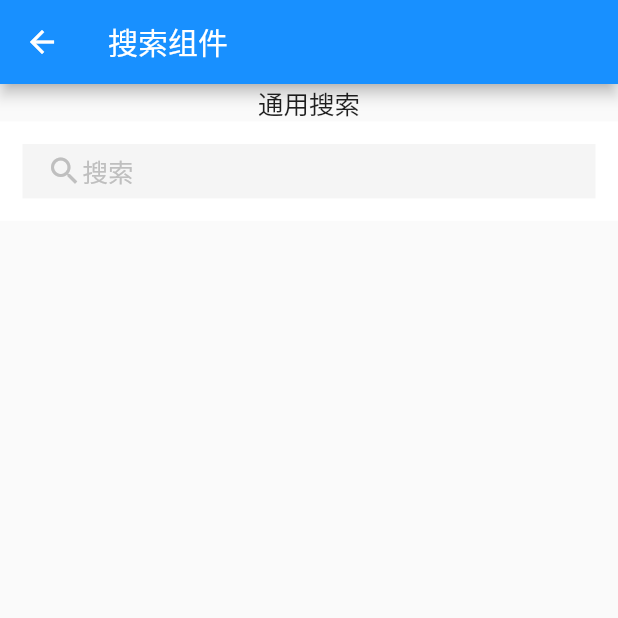
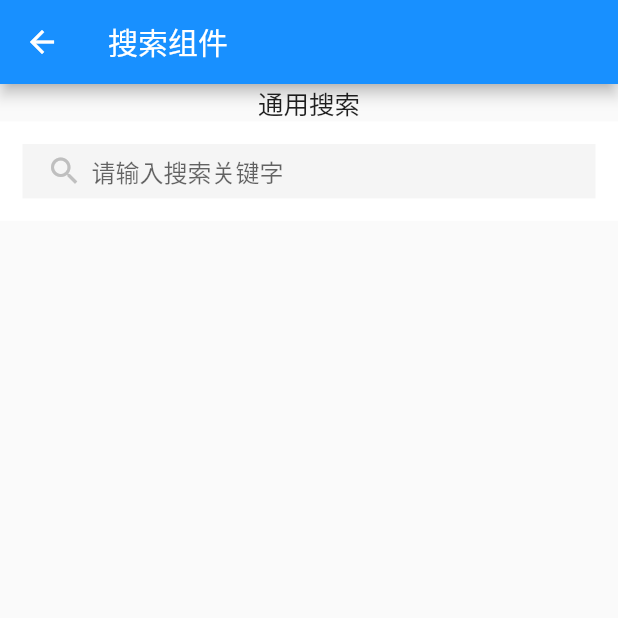
Before and after one commit to yangchunboy/flutterComponents, a Flutter app: the SearchPage screen opened directly, on a phone screen of 412 x 824 dp, the top half of it. Run offline on Flutter 3.47's test engine with Material 2 defaults, Android fonts, the phone set to English and light mode, and no system bars; our stand-ins replace dio, flutter_screenutil, fluttertoast, shared_preferences; accounts and stored records are empty.

Commit message:
将通用的搜索组件写好了

```diff
--- /dev/null
+++ b/lib/components/MyTextField/MyTextField.dart
@@ -0,0 +1,37 @@
+import 'package:flutter/material.dart';
+
+class MyTextField extends StatelessWidget {
+
+  TextEditingController  controller;
+  String placeholder;
+  Function onSubmitted;
+  TextInputAction textInputAction;
+
+
+  MyTextField({ this.controller, this.placeholder = '请输入...', this.onSubmitted, this.textInputAction });
+
+
+
+  @override
+  Widget build(BuildContext context) {
+
+    return Expanded(
+      child: TextField(
+        controller: controller,
+        maxLines: 1,
+        textInputAction: textInputAction ?? TextInputAction.none,
+        decoration: InputDecoration(
+          counterText: '',
+          hintText: placeholder,
+          focusedBorder: OutlineInputBorder( borderSide: BorderSide(width:0, color: Colors.transparent)),
+          disabledBorder: OutlineInputBorder( borderSide: BorderSide(width:0, color: Colors.transparent)),
+          enabledBorder: OutlineInputBorder( borderSide: BorderSide(width:0, color: Colors.transparent)),
+          border: OutlineInputBorder( borderSide: BorderSide(width:0, color: Colors.transparent)),
+          contentPadding: EdgeInsets.symmetric(vertical:0)
+        ),
+        onSubmitted: onSubmitted ?? () {},
+      )
+    );
+  }
+
+}
--- a/lib/pages/search/SearchPage.dart
+++ b/lib/pages/search/SearchPage.dart
@@ -1,5 +1,7 @@
+import 'package:app/utils/utils.dart';
 import 'package:flutter/material.dart';
 import 'package:flutter_screenutil/screenutil.dart';
+import 'package:app/components/MyTextField/MyTextField.dart';
 
 class SearchPage extends StatefulWidget {
   @override
@@ -38,15 +40,19 @@ class _SearchState extends State <SearchPage>{
           mainAxisAlignment: MainAxisAlignment.start,
           crossAxisAlignment: CrossAxisAlignment.center,
           children: <Widget>[
-            Icon(
-              Icons.search,
-              color: Theme.of(context).disabledColor
-            ),
-            Text(
-              '搜索',
-              style: TextStyle(
+            Padding(
+              padding: EdgeInsets.only(right: 6),
+              child: Icon(
+                Icons.search,
                 color: Theme.of(context).disabledColor
               ),
+            ),
+            MyTextField(
+              placeholder: '请输入搜索关键字',
+              textInputAction: TextInputAction.search,
+              onSubmitted: (text) {
+                Utils.showToast('关键词是：$text');
+              }
             )
           ]
         ),
```
